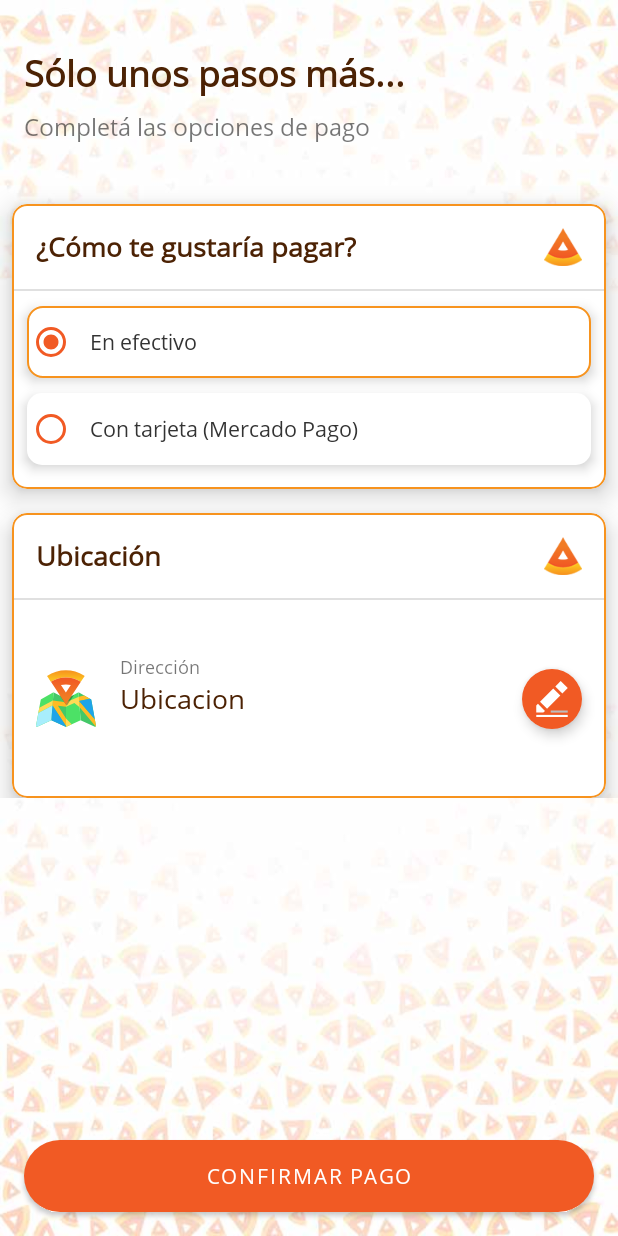
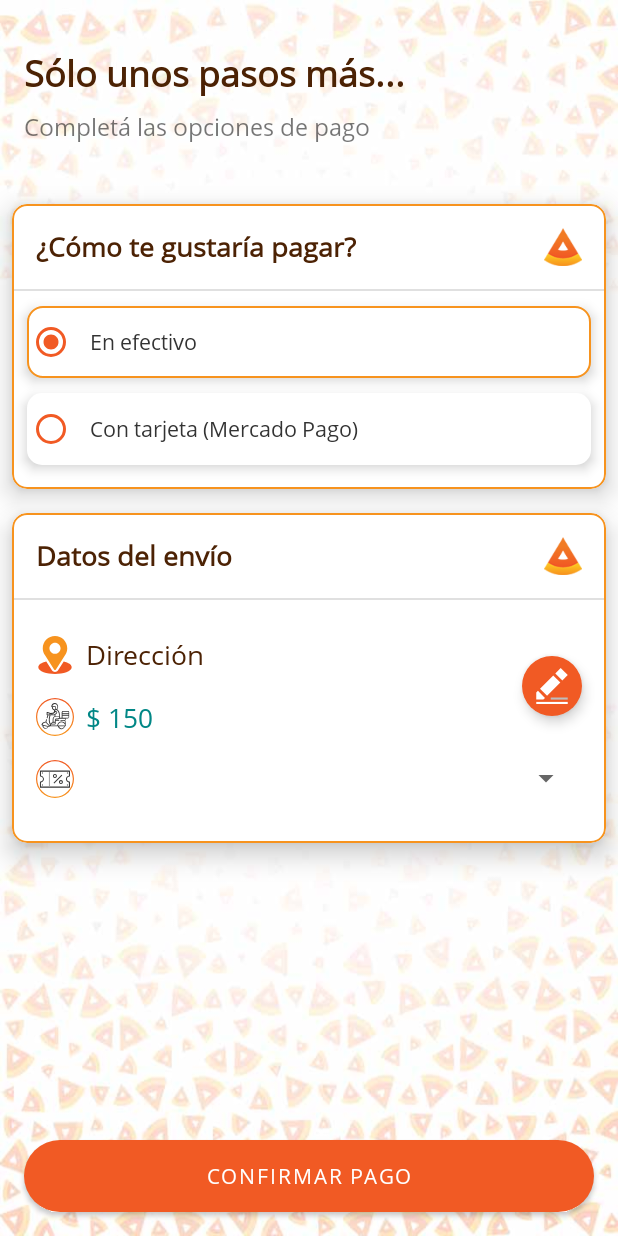
Before and after one commit to fsadevs/Pizza-Builder-Client, an Android app: the CheckoutActivity screen opened directly, with no data from a screen before it, on a phone screen of 412 x 824 dp. Run offline under Robolectric (Android 15) with nearby library versions, the phone set to English and light mode, and no system bars; our stand-ins replace Firebase (no records; nobody signed in at launch, a user with empty details on screens opened directly), Volley; libraries missing offline, so code that uses them is left out: com.mercadopago.android.

Commit message:
Arreglo e implementacion del layout para cuando no hay favoritos

```diff
--- a/app/src/main/java/com/fsadev/pizzabuilder/ui/activities/CheckoutActivity.java
+++ b/app/src/main/java/com/fsadev/pizzabuilder/ui/activities/CheckoutActivity.java
@@ -4,7 +4,9 @@ import android.content.Intent;
 import android.os.Bundle;
 import android.util.Log;
 import android.view.View;
+import android.widget.ArrayAdapter;
 import android.widget.RadioGroup;
+import android.widget.Spinner;
 import android.widget.Toast;
 
 import androidx.appcompat.app.AppCompatActivity;
@@ -18,7 +20,9 @@ import com.fsadev.pizzabuilder.models.order.CreateJSON;
 import com.fsadev.pizzabuilder.models.order.PBOrder;
 import com.fsadev.pizzabuilder.models.pizza.ListPizza;
 import com.fsadev.pizzabuilder.models.user.UserInfo;
-import com.google.android.material.card.MaterialCardView;
+
+import com.google.firebase.firestore.DocumentSnapshot;
+import com.google.firebase.firestore.FirebaseFirestore;
 import com.mercadopago.android.px.core.MercadoPagoCheckout;
 import com.mercadopago.android.px.internal.util.JsonUtil;
 import com.mercadopago.android.px.model.Payment;
@@ -27,6 +31,7 @@ import com.mercadopago.android.px.model.exceptions.MercadoPagoError;
 import org.json.JSONException;
 import org.json.JSONObject;
 
+import java.util.ArrayList;
 import java.util.HashMap;
 import java.util.Map;
 
@@ -41,6 +46,8 @@ public class CheckoutActivity extends AppCompatActivity {
     private static final String PUBLIC_KEY = "APP_USR-2a1a9929-3780-4215-b5a1-34326615bb7c";
 
     private boolean isMercadoPago = false;
+    private Spinner deliverySpinner;
+    private Map<String,String> userVouchers;
 
     @Override
     protected void onCreate(Bundle savedInstanceState) {
@@ -51,15 +58,34 @@ public class CheckoutActivity extends AppCompatActivity {
         //Opciones de pago
         RadioGroup radioGroup = findViewById(R.id.checkout_RGroupOptPago);
         radioGroup.setOnCheckedChangeListener(this::setPaymentMethod);
-        //card
-        MaterialCardView card = findViewById(R.id.checkout_cardLocation);
-        card.setOnCheckedChangeListener(this::CheckCardStatus);
+        //Delivery spinner
+        deliverySpinner = findViewById(R.id.checkout_deliverySpinner);
+        getSpinnerResources();
 
     }
 
-    private void CheckCardStatus(MaterialCardView card, boolean b) {
-        card.setChecked(true);
+    //
+    private void getSpinnerResources() {
+        ArrayList<String> voucherList= new ArrayList<>();
+        ArrayAdapter<String> spinnerArrayAdapter = new ArrayAdapter<String>
+                (this, android.R.layout.simple_spinner_item,
+                        voucherList); //selected item will look like a spinner set from XML
+        spinnerArrayAdapter.setDropDownViewResource(android.R.layout
+                .simple_spinner_dropdown_item);
+        deliverySpinner.setAdapter(spinnerArrayAdapter);
+        FirebaseFirestore.getInstance().collection("Vouchers")
+                .whereEqualTo("propietario",UserInfo.getUserID()).get().addOnCompleteListener(task->{
+                    if (task.isSuccessful()){
+                        userVouchers = new HashMap<>();
+                        for (DocumentSnapshot doc : task.getResult()){
+                            userVouchers.put(doc.getString("name"),doc.getId());
+                            voucherList.add(doc.getString("name"));
+                        }
+
+                    }
+        });
     }
+
 
     //Cambia la variable de medio de pago
     private void setPaymentMethod(RadioGroup radioGroup, int i) {
--- a/app/src/main/java/com/fsadev/pizzabuilder/ui/fragments/FavoritesFragment.java
+++ b/app/src/main/java/com/fsadev/pizzabuilder/ui/fragments/FavoritesFragment.java
@@ -7,6 +7,7 @@ import android.view.ViewGroup;
 import android.widget.SearchView;
 import android.widget.Toast;
 
+import androidx.constraintlayout.widget.ConstraintLayout;
 import androidx.fragment.app.Fragment;
 import androidx.navigation.Navigation;
 import androidx.recyclerview.widget.LinearLayoutManager;
@@ -34,7 +35,7 @@ public class FavoritesFragment extends Fragment {
     private Map<String, Double> priceList;
     private Double basePrice;
     private SearchView tbxSearch;
-
+    private ConstraintLayout emptyFavLayout;
 
     public FavoritesFragment() {
         // Required empty public constructor
@@ -47,6 +48,11 @@ public class FavoritesFragment extends Fragment {
         // Inflate the layout for this fragment
         View root = inflater.inflate(R.layout.fragment_favorites, container, false);
         //------------------------------------------------------------------------------------------
+        // Layout sin favoritos
+        emptyFavLayout = root.findViewById(R.id.favorites_emptyLayout);
+        //Boton del layout sin favoritos
+        root.findViewById(R.id.emptyFav_goToBuilder).setOnClickListener(v->
+                Navigation.findNavController(v).navigate(R.id.action_nav_favorites_to_nav_builder));
         //busqueda
         tbxSearch = root.findViewById(R.id.favorites_search);
         //inicializa el adaptador
@@ -119,6 +125,7 @@ public class FavoritesFragment extends Fragment {
 
     //Maneja el error al obtener los favoritos
     private void errorFetchingFavorites() {
+        Toast.makeText(getContext(), "Ha ocurrido un error obteniendo tus favoritos", Toast.LENGTH_SHORT).show();
     }
 
     //Carga los documentos
@@ -126,11 +133,19 @@ public class FavoritesFragment extends Fragment {
         for (DocumentSnapshot doc : result) {
             favoritesList.add(new Pizza(doc));
         }
-        //Carga la lista al recycler
-        adapter = new FavoriteAdapter(favoritesList);
-        recyclerView.setAdapter(adapter);
-        adapter.setOnItemClick(this::addToCart);
-        onSearchPerformed();
+        if (favoritesList.size()>0){
+            //Oculta el layout de vacios
+            emptyFavLayout.setVisibility(View.GONE);
+            //Carga la lista al recycler
+            adapter = new FavoriteAdapter(favoritesList);
+            recyclerView.setAdapter(adapter);
+            adapter.setOnItemClick(this::addToCart);
+            onSearchPerformed();
+        }else{
+            //Muestra el layout de vacios
+            emptyFavLayout.setVisibility(View.VISIBLE);
+        }
+
     }
 
     //Añade la pizza al carrito
--- a/app/src/main/res/drawable/ic_location.xml
+++ b/app/src/main/res/drawable/ic_location.xml
@@ -1,5 +1,5 @@
 <vector android:height="50dp" android:viewportHeight="512"
     android:viewportWidth="512" android:width="50dp" xmlns:android="http://schemas.android.com/apk/res/android">
-    <path android:fillColor="#000000" android:pathData="M256,0C166.035,0 91,72.47 91,165c0,35.202 10.578,66.592 30.879,96.006l121.494,189.58c5.894,9.216 19.372,9.198 25.254,0l122.021,-190.225C410.512,232.28 421,199.307 421,165C421,74.019 346.981,0 256,0zM256,240c-41.353,0 -75,-33.647 -75,-75c0,-41.353 33.647,-75 75,-75c41.353,0 75,33.647 75,75C331,206.353 297.353,240 256,240z"/>
-    <path android:fillColor="#000000" android:pathData="M373.264,344.695l-75.531,118.087c-19.551,30.482 -64.024,30.382 -83.481,0.029l-75.654,-118.085C72.034,360.116 31,388.309 31,422c0,58.462 115.928,90 225,90s225,-31.538 225,-90C481,388.285 439.909,360.077 373.264,344.695z"/>
+    <path android:fillColor="@color/color_base2" android:pathData="M256,0C166.035,0 91,72.47 91,165c0,35.202 10.578,66.592 30.879,96.006l121.494,189.58c5.894,9.216 19.372,9.198 25.254,0l122.021,-190.225C410.512,232.28 421,199.307 421,165C421,74.019 346.981,0 256,0zM256,240c-41.353,0 -75,-33.647 -75,-75c0,-41.353 33.647,-75 75,-75c41.353,0 75,33.647 75,75C331,206.353 297.353,240 256,240z"/>
+    <path android:fillColor="@color/naranja_base" android:pathData="M373.264,344.695l-75.531,118.087c-19.551,30.482 -64.024,30.382 -83.481,0.029l-75.654,-118.085C72.034,360.116 31,388.309 31,422c0,58.462 115.928,90 225,90s225,-31.538 225,-90C481,388.285 439.909,360.077 373.264,344.695z"/>
 </vector>
--- a/app/src/main/res/layout/activity_checkout.xml
+++ b/app/src/main/res/layout/activity_checkout.xml
@@ -114,6 +114,7 @@
                         <RadioButton
                             android:id="@+id/optEfectivo"
                             android:layout_width="match_parent"
+                            android:layout_height="wrap_content"
                             android:layout_margin="10dp"
                             android:background="@drawable/check_background"
                             android:buttonTint="@color/naranja_base"
@@ -146,10 +147,11 @@
             <com.google.android.material.card.MaterialCardView
                 android:id="@+id/checkout_cardLocation"
                 android:layout_width="match_parent"
-                android:layout_height="190dp"
+                android:layout_height="220dp"
                 android:layout_marginStart="8dp"
                 android:layout_marginTop="16dp"
                 android:layout_marginEnd="8dp"
+                android:layout_marginBottom="60dp"
                 android:checkable="true"
                 android:clickable="false"
                 app:cardCornerRadius="10dp"
@@ -179,7 +181,7 @@
                         android:layout_height="wrap_content"
                         android:layout_marginStart="16dp"
                         android:layout_marginTop="16dp"
-                        android:text="Ubicación"
+                        android:text="Datos del envío"
                         android:textColor="@color/drawer_icon"
                         android:textSize="18sp"
                         android:textStyle="bold"
@@ -207,15 +209,14 @@
 
                     <ImageView
                         android:id="@+id/imageView45"
-                        android:layout_width="40dp"
-                        android:layout_height="40dp"
+                        android:layout_width="25dp"
+                        android:layout_height="25dp"
                         android:layout_marginStart="16dp"
+                        android:layout_marginTop="24dp"
                         android:scaleType="fitXY"
-                        app:layout_constraintBottom_toBottomOf="parent"
                         app:layout_constraintStart_toStartOf="parent"
                         app:layout_constraintTop_toBottomOf="@+id/divider11"
-                        app:layout_constraintVertical_bias="0.508"
-                        app:srcCompat="@drawable/ic_map" />
+                        app:srcCompat="@drawable/ic_location" />
 
                     <ImageButton
                         android:id="@+id/checkout_openMap"
@@ -225,17 +226,17 @@
                         android:background="@drawable/default_circle_button"
                         android:elevation="5dp"
                         android:src="@drawable/ic_pen"
-                        app:layout_constraintBottom_toBottomOf="parent"
+                        app:layout_constraintBottom_toBottomOf="@+id/textView17"
                         app:layout_constraintEnd_toEndOf="parent"
-                        app:layout_constraintTop_toBottomOf="@+id/divider11" />
+                        app:layout_constraintTop_toTopOf="@+id/checkout_txtAddress" />
 
                     <TextView
                         android:id="@+id/checkout_txtAddress"
                         android:layout_width="0dp"
                         android:layout_height="wrap_content"
-                        android:layout_marginStart="16dp"
+                        android:layout_marginStart="8dp"
                         android:layout_marginEnd="16dp"
-                        android:text="Ubicacion"
+                        android:text="Dirección"
                         android:textColor="@color/drawer_icon"
                         android:textSize="18sp"
                         app:layout_constraintBottom_toBottomOf="@+id/imageView45"
@@ -245,14 +246,48 @@
                         app:layout_constraintVertical_bias="0.437" />
 
                     <TextView
-                        android:id="@+id/textView89"
-                        android:layout_width="wrap_content"
+                        android:id="@+id/textView17"
+                        android:layout_width="0dp"
                         android:layout_height="wrap_content"
-                        android:text="Dirección"
-                        android:textSize="12sp"
-                        app:layout_constraintBottom_toTopOf="@+id/checkout_txtAddress"
-                        app:layout_constraintStart_toStartOf="@+id/checkout_txtAddress"
-                        app:layout_constraintTop_toTopOf="@+id/imageView4" />
+                        android:layout_marginStart="8dp"
+                        android:layout_marginEnd="16dp"
+                        android:text="$ 150"
+                        android:textColor="@color/teal_700"
+                        android:textSize="18sp"
+                        app:layout_constraintBottom_toBottomOf="@+id/imageView12"
+                        app:layout_constraintEnd_toStartOf="@+id/checkout_openMap"
+                        app:layout_constraintStart_toEndOf="@+id/imageView12"
+                        app:layout_constraintTop_toTopOf="@+id/imageView12" />
+
+                    <ImageView
+                        android:id="@+id/imageView12"
+                        android:layout_width="25dp"
+                        android:layout_height="25dp"
+                        android:layout_marginStart="16dp"
+                        android:layout_marginTop="16dp"
+                        app:layout_constraintStart_toStartOf="parent"
+                        app:layout_constraintTop_toBottomOf="@+id/imageView45"
+                        app:srcCompat="@drawable/ic_voucher_delivery" />
+
+                    <Spinner
+                        android:id="@+id/checkout_deliverySpinner"
+                        android:layout_width="0dp"
+                        android:layout_height="wrap_content"
+                        android:layout_marginTop="16dp"
+                        android:layout_marginEnd="16dp"
+                        app:layout_constraintEnd_toEndOf="parent"
+                        app:layout_constraintStart_toStartOf="@+id/textView17"
+                        app:layout_constraintTop_toBottomOf="@+id/imageView12" />
+
+                    <ImageView
+                        android:id="@+id/imageView13"
+                        android:layout_width="25dp"
+                        android:layout_height="25dp"
+                        android:layout_marginStart="16dp"
+                        android:layout_marginTop="16dp"
+                        app:layout_constraintStart_toStartOf="parent"
+                        app:layout_constraintTop_toBottomOf="@+id/imageView12"
+                        app:srcCompat="@drawable/ic_voucher_discount" />
 
 
                 </androidx.constraintlayout.widget.ConstraintLayout>
--- a/app/src/main/res/layout/fragment_favorites.xml
+++ b/app/src/main/res/layout/fragment_favorites.xml
@@ -36,6 +36,7 @@
         layout="@layout/screen_empty_favorites"
         android:layout_width="0dp"
         android:layout_height="0dp"
+        android:visibility="gone"
         app:layout_constraintBottom_toBottomOf="parent"
         app:layout_constraintEnd_toEndOf="parent"
         app:layout_constraintStart_toStartOf="parent"
--- a/app/src/main/res/navigation/mobile_navigation.xml
+++ b/app/src/main/res/navigation/mobile_navigation.xml
@@ -72,6 +72,13 @@
             app:exitAnim="@anim/left_out"
             app:popEnterAnim="@anim/right_in"
             app:popExitAnim="@anim/right_out" />
+        <action
+            android:id="@+id/action_nav_favorites_to_nav_builder"
+            app:destination="@id/nav_builder"
+            app:enterAnim="@anim/left_in"
+            app:exitAnim="@anim/left_out"
+            app:popEnterAnim="@anim/right_in"
+            app:popExitAnim="@anim/right_out" />
     </fragment>
     <action
         android:id="@+id/action_global_nav_cart"
```
